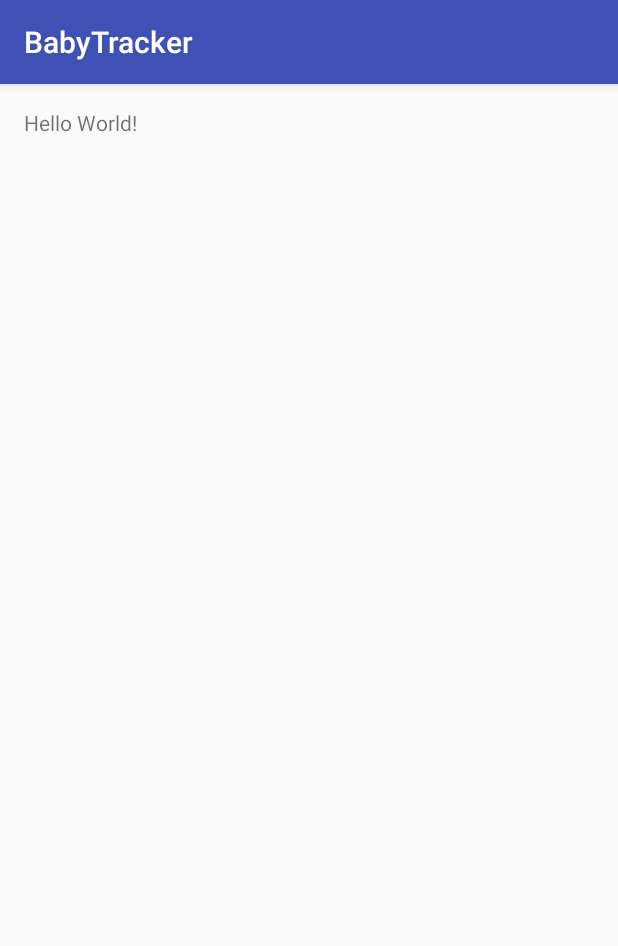
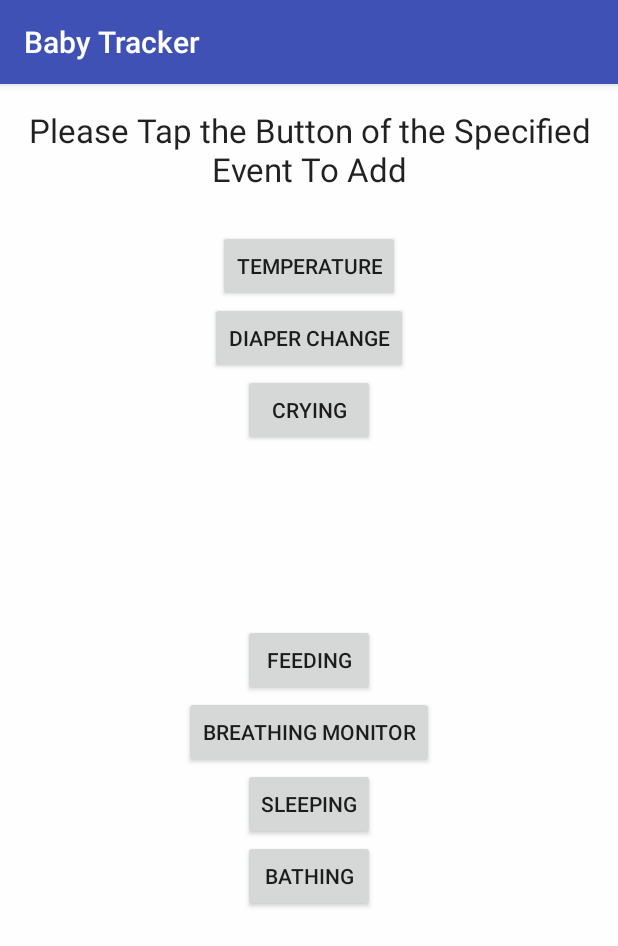
Before and after one commit to intelwalk-zz/BabyTracker, an Android app: the screen it shows after launch (MainActivity), on a phone screen of 412 x 824 dp. Shown: the top 946 px of the screen. Run offline under Robolectric (Android 15) with nearby library versions, the phone set to English and light mode, and no system bars.

```diff
--- a/app/src/main/java/com/intelwalk/babytracker/MainActivity.java
+++ b/app/src/main/java/com/intelwalk/babytracker/MainActivity.java
@@ -1,13 +1,80 @@
 package com.intelwalk.babytracker;
 
+import android.content.Intent;
 import android.support.v7.app.AppCompatActivity;
 import android.os.Bundle;
+import android.view.View;
+import android.widget.Button;
 
-public class MainActivity extends AppCompatActivity {
+public class MainActivity extends AppCompatActivity implements View.OnClickListener{
+
+    Button tempinput,diaperinput,sleepinput,feedinginput,cryinginput,breathmoninput,bathinginput;
+
 
     @Override
     protected void onCreate(Bundle savedInstanceState) {
         super.onCreate(savedInstanceState);
         setContentView(R.layout.activity_main);
+
+        tempinput = (Button) findViewById(R.id.button);
+        diaperinput = (Button) findViewById(R.id.button2);
+        cryinginput = (Button) findViewById(R.id.button3);
+        feedinginput = (Button) findViewById(R.id.button4);
+        breathmoninput = (Button) findViewById(R.id.button5);
+        sleepinput = (Button) findViewById(R.id.button6);
+        bathinginput = (Button) findViewById(R.id.button7);
+
+        tempinput.setOnClickListener(this);
+        diaperinput.setOnClickListener(this);
+        cryinginput.setOnClickListener(this);
+        feedinginput.setOnClickListener(this);
+        breathmoninput.setOnClickListener(this);
+        sleepinput.setOnClickListener(this);
+        bathinginput.setOnClickListener(this);
+
+    }
+
+
+    @Override
+    public void onClick(View view) {
+
+        switch (view.getId()) {
+
+            case R.id.button:
+                Intent intent = new Intent("com.intelwalk.babytracker.TemperatureInput");
+                startActivity(intent);
+                break;
+
+            case R.id.button2:
+                Intent intent2 = new Intent("com.intelwalk.babytracker.DiaperInput");
+                startActivity(intent2);
+                break;
+
+            case R.id.button3:
+                Intent intent3 = new Intent("com.intelwalk.babytracker.CryingInput");
+                startActivity(intent3);
+                break;
+
+            case R.id.button4:
+                Intent intent4 = new Intent("com.intelwalk.babytracker.FeedingInput");
+                startActivity(intent4);
+                break;
+
+            case R.id.button5:
+                Intent intent5 = new Intent("com.intelwalk.babytracker.BreathingMonitorInput");
+                startActivity(intent5);
+                break;
+
+            case R.id.button6:
+                Intent intent6 = new Intent("com.intelwalk.babytracker.SleepingInput");
+                startActivity(intent6);
+                break;
+
+            case R.id.button7:
+                Intent intent7 = new Intent("com.intelwalk.babytracker.BathingInput");
+                startActivity(intent7);
+                break;
+        }
+
     }
 }
--- a/app/src/main/res/layout/activity_main.xml
+++ b/app/src/main/res/layout/activity_main.xml
@@ -7,10 +7,78 @@
     android:paddingLeft="@dimen/activity_horizontal_margin"
     android:paddingRight="@dimen/activity_horizontal_margin"
     android:paddingTop="@dimen/activity_vertical_margin"
-    tools:context="com.intelwalk.babytracker.MainActivity">
+    tools:context="com.intelwalk.babytracker.MainActivity"
+    android:background="#fefefe">
+
 
     <TextView
         android:layout_width="wrap_content"
         android:layout_height="wrap_content"
-        android:text="Hello World!" />
+        android:textAppearance="?android:attr/textAppearanceLarge"
+        android:text="@string/main_notice"
+        android:id="@+id/textView"
+        android:layout_alignParentTop="true"
+        android:layout_alignParentEnd="false"
+        android:layout_alignParentRight="true"
+        android:layout_alignParentStart="false"
+        android:layout_alignParentLeft="false"
+        android:textAlignment="center" />
+
+    <Button
+        android:layout_width="wrap_content"
+        android:layout_height="wrap_content"
+        android:text="Temperature"
+        android:id="@+id/button"
+        android:layout_marginTop="26dp"
+        android:layout_below="@+id/textView"
+        android:layout_centerHorizontal="true"
+        android:onClick="sendTempInput" />
+
+    <Button
+        android:layout_width="wrap_content"
+        android:layout_height="wrap_content"
+        android:text="Diaper Change"
+        android:id="@+id/button2"
+        android:layout_below="@+id/button"
+        android:layout_centerHorizontal="true" />
+
+    <Button
+        android:layout_width="wrap_content"
+        android:layout_height="wrap_content"
+        android:text="Crying"
+        android:id="@+id/button3"
+        android:layout_below="@+id/button2"
+        android:layout_centerHorizontal="true" />
+
+    <Button
+        android:layout_width="wrap_content"
+        android:layout_height="wrap_content"
+        android:text="Feeding"
+        android:id="@+id/button4"
+        android:layout_centerVertical="true"
+        android:layout_centerHorizontal="true" />
+
+    <Button
+        android:layout_width="wrap_content"
+        android:layout_height="wrap_content"
+        android:text="Breathing Monitor"
+        android:id="@+id/button5"
+        android:layout_below="@+id/button4"
+        android:layout_centerHorizontal="true" />
+
+    <Button
+        android:layout_width="wrap_content"
+        android:layout_height="wrap_content"
+        android:text="Sleeping"
+        android:id="@+id/button6"
+        android:layout_below="@+id/button5"
+        android:layout_centerHorizontal="true" />
+
+    <Button
+        android:layout_width="wrap_content"
+        android:layout_height="wrap_content"
+        android:text="Bathing"
+        android:id="@+id/button7"
+        android:layout_below="@+id/button6"
+        android:layout_centerHorizontal="true" />
 </RelativeLayout>
--- a/app/src/main/res/values/strings.xml
+++ b/app/src/main/res/values/strings.xml
@@ -1,3 +1,5 @@
 <resources>
-    <string name="app_name">BabyTracker</string>
+    <string name="app_name">Baby Tracker</string>
+    <string name="main_notice">Please Tap the Button of the Specified Event To Add</string>
+
 </resources>
```
Also changed, not shown: app/src/main/AndroidManifest.xml (+13 -0 lines), app/src/main/java/com/intelwalk/babytracker/BathingInput.java (added, +13 -0 lines), app/src/main/java/com/intelwalk/babytracker/BreathingMonitorInput.java (added, +13 -0 lines), app/src/main/java/com/intelwalk/babytracker/CryingInput.java (added, +13 -0 lines), app/src/main/java/com/intelwalk/babytracker/DiaperInput.java (added, +13 -0 lines), app/src/main/java/com/intelwalk/babytracker/FeedingInput.java (added, +13 -0 lines), app/src/main/java/com/intelwalk/babytracker/SleepingInput.java (added, +13 -0 lines), app/src/main/java/com/intelwalk/babytracker/TemperatureInput.java (added, +13 -0 lines), app/src/main/res/layout/activity_bathing_input.xml (added, +12 -0 lines), app/src/main/res/layout/activity_breathing_monitor_input.xml (added, +12 -0 lines), app/src/main/res/layout/activity_crying_input.xml (added, +12 -0 lines), app/src/main/res/layout/activity_diaper_input.xml (added, +12 -0 lines), app/src/main/res/layout/activity_feeding_input.xml (added, +12 -0 lines), app/src/main/res/layout/activity_sleeping_input.xml (added, +12 -0 lines), 1 more files.
